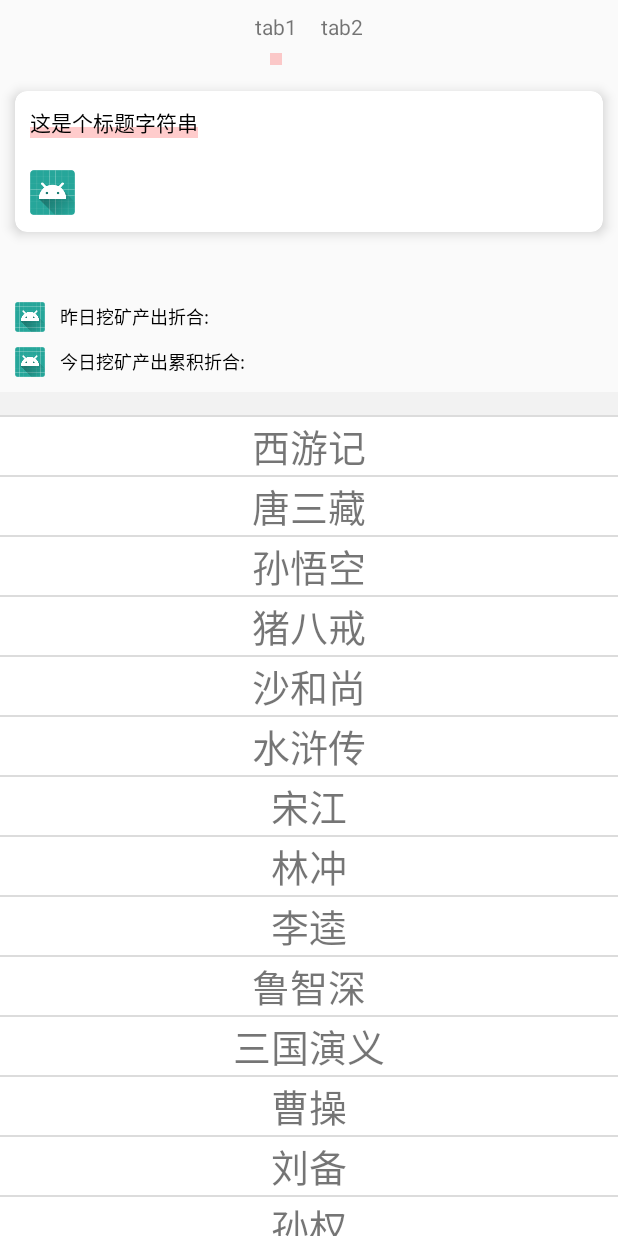
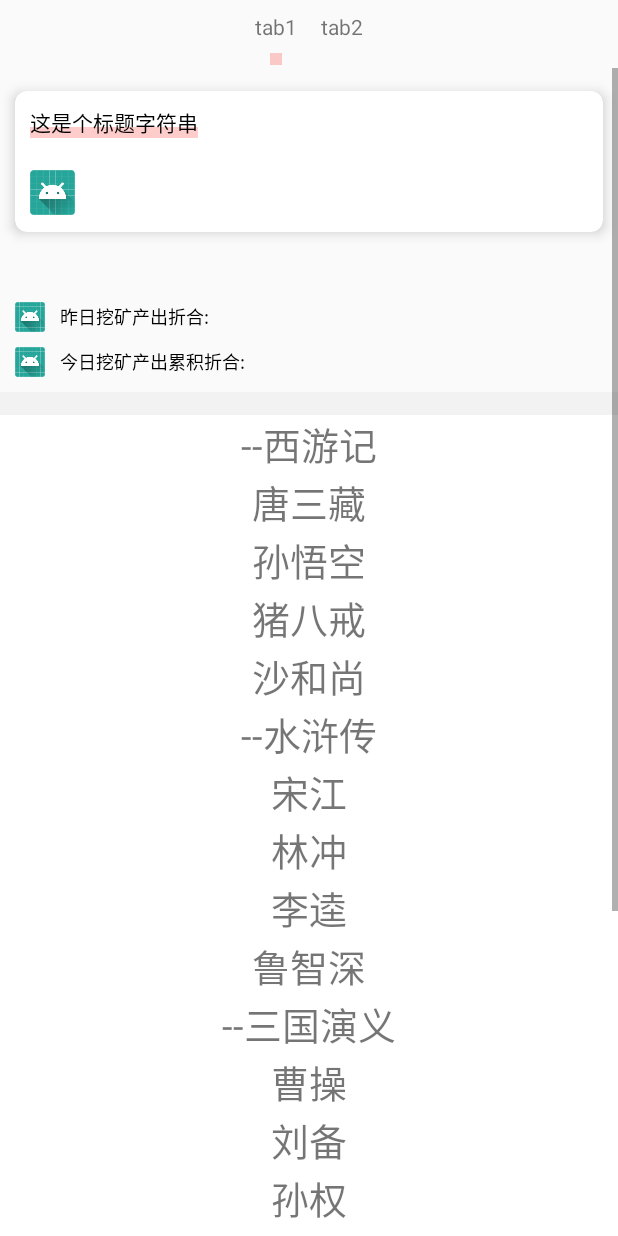
Before and after one commit to agnosticlineswcl3qu/tea9a, an Android app: the screen it shows after launch (TabComplexActivity), after a tap on "tab2", on a phone screen of 412 x 824 dp. Run offline under Robolectric (Android 15) with nearby library versions, the phone set to English and light mode, and no system bars; libraries missing offline, so code that uses them is left out: com.chad.library; 4 statements that could not run were skipped.

Commit message:
修改listview滑动冲突的bug

```diff
--- a/homepage/src/main/java/com/example/homepage/adapter/ListViewAdapter.kt
+++ b/homepage/src/main/java/com/example/homepage/adapter/ListViewAdapter.kt
@@ -15,8 +15,7 @@ import org.jetbrains.anko.find
  */
 class ListViewAdapter(context: Context) : BaseExpandableListAdapter() {
 
-
-    var groupString = arrayOf("西游记", "水浒传", "三国演义", "红楼梦")
+    var groupString = arrayOf("--西游记", "--水浒传", "--三国演义", "--红楼梦")
     var childString = arrayOf(arrayOf("唐三藏", "孙悟空", "猪八戒", "沙和尚"), arrayOf("宋江", "林冲", "李逵", "鲁智深"), arrayOf("曹操", "刘备", "孙权", "诸葛亮", "周瑜"), arrayOf("贾宝玉", "林黛玉", "薛宝钗", "王熙凤"))
 
 
--- a/homepage/src/main/java/com/example/homepage/adapter/TabComplexViewPagerAdapter.kt
+++ b/homepage/src/main/java/com/example/homepage/adapter/TabComplexViewPagerAdapter.kt
@@ -8,10 +8,10 @@ import android.support.v7.widget.RecyclerView
 import android.view.LayoutInflater
 import android.view.View
 import android.view.ViewGroup
+import android.widget.ExpandableListView
 import com.chad.library.adapter.base.BaseQuickAdapter
 import com.chad.library.adapter.base.BaseViewHolder
 import com.example.homepage.R
-import com.example.homepage.views.CustomExpandableListView1
 
 /**
  * created by tea9 at 2018/7/20
@@ -70,7 +70,7 @@ class TabComplexViewPagerAdapter(views1:ArrayList<View>, content1:Activity, data
             }
             1 -> {
                 var headView = LayoutInflater.from(content).inflate(R.layout.item_tab_complex2_head,null)
-                var lv1 = views[position].findViewById<CustomExpandableListView1>(R.id.list_view)
+                var lv1 = views[position].findViewById<ExpandableListView>(R.id.list_view)
                 lv1.setGroupIndicator(null)
                 lv1.setAdapter(ListViewAdapter(content as Context))
                 for (i in 0 until 4) {
--- a/homepage/src/main/java/com/example/homepage/views/CustomExpandableListView1.java
+++ /dev/null
@@ -1,40 +0,0 @@
-package com.example.homepage.views;
-
-import android.content.Context;
-import android.util.AttributeSet;
-import android.widget.ExpandableListView;
-
-/**
- * Created by Leon on 2018/5/7.
- * 自定义listview，动态计算高度
- */
-public class CustomExpandableListView1 extends ExpandableListView {
-    public CustomExpandableListView1(Context context, AttributeSet attrs) {
-        super(context, attrs);
-        // TODO Auto-generated constructor stub
-    }
-    public CustomExpandableListView1(Context context) {
-        super(context);
-    }
-    public CustomExpandableListView1(Context context, AttributeSet attrs, int defStyle) {
-        super(context, attrs, defStyle);
-    }
-    @Override
-    protected void onMeasure(int widthMeasureSpec, int heightMeasureSpec) {
-        int expandSpec = MeasureSpec.makeMeasureSpec(Integer.MAX_VALUE >> 2,
-                MeasureSpec.AT_MOST);
-        super.onMeasure(widthMeasureSpec, expandSpec);
-    }
-
-
-//    @Override
-//    protected void onMeasure(int widthMeasureSpec, int heightMeasureSpec) {
-//        // TODO Auto-generated method stub
-//        int expandSpec = MeasureSpec.makeMeasureSpec(Integer.MAX_VALUE >> 2,
-//
-//                MeasureSpec.AT_MOST);
-//
-//        super.onMeasure(widthMeasureSpec, expandSpec);
-//    }
-
-}
--- a/homepage/src/main/res/layout/activity_tab_complex.xml
+++ b/homepage/src/main/res/layout/activity_tab_complex.xml
@@ -45,7 +45,6 @@
         app:layout_constraintTop_toBottomOf="@id/line"
         app:layout_constraintBottom_toBottomOf="parent"
         app:layout_constraintTop_toTopOf="parent" />
-
     <!--<android.support.v4.view.ViewPager-->
         <!--android:id="@+id/view_pager"-->
         <!--android:layout_width="368dp"-->
--- a/homepage/src/main/res/layout/expandable_list_view.xml
+++ b/homepage/src/main/res/layout/expandable_list_view.xml
@@ -1,8 +1,9 @@
 <?xml version="1.0" encoding="utf-8"?>
-<com.example.homepage.views.CustomExpandableListView1
+<ExpandableListView
     android:id="@+id/list_view"
     xmlns:android="http://schemas.android.com/apk/res/android"
     android:layout_width="match_parent"
     android:layout_height="match_parent"
+    android:divider="@null"
     android:listSelector="@android:color/transparent">
-</com.example.homepage.views.CustomExpandableListView1>
+</ExpandableListView>
```
